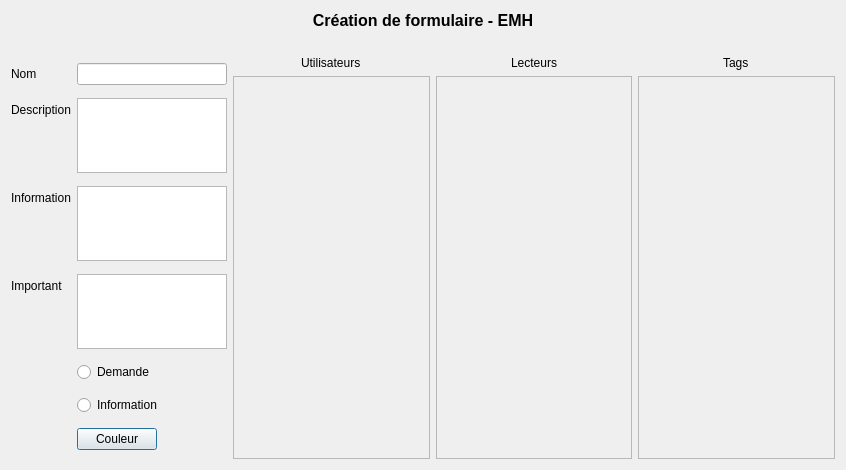
Eraac/EMH-client-lourd, file GUI/createform.ui: the form before one commit.
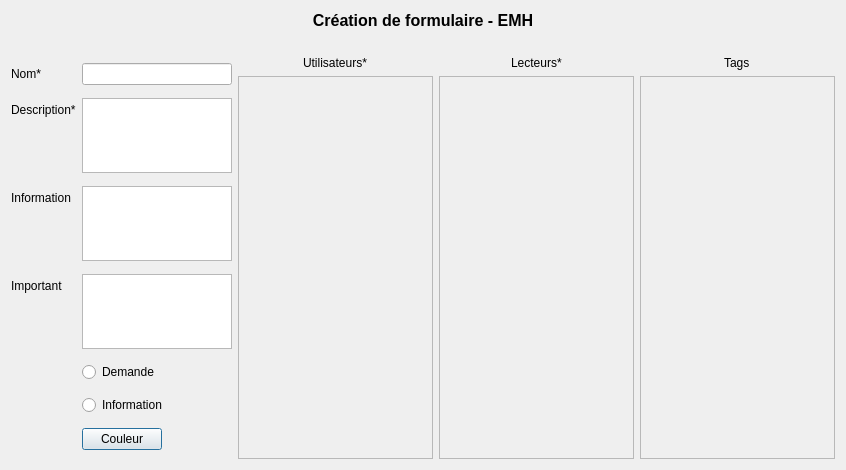
The form after the commit.

Commit message:
Ajout étoile sur le champs obligatoire
Pour la création de formulaire

Patch:
```diff
--- a/GUI/createform.ui
+++ b/GUI/createform.ui
@@ -97,7 +97,7 @@
          <item row="2" column="0">
           <widget class="QLabel" name="label">
            <property name="text">
-            <string>Description</string>
+            <string>Description*</string>
            </property>
           </widget>
          </item>
@@ -114,7 +114,7 @@
          <item row="1" column="0">
           <widget class="QLabel" name="nomLabel">
            <property name="text">
-            <string>Nom</string>
+            <string>Nom*</string>
            </property>
           </widget>
          </item>
@@ -146,7 +146,7 @@
          <item alignment="Qt::AlignHCenter">
           <widget class="QLabel" name="label_4">
            <property name="text">
-            <string>Utilisateurs</string>
+            <string>Utilisateurs*</string>
            </property>
           </widget>
          </item>
@@ -160,7 +160,7 @@
              <rect>
               <x>0</x>
               <y>0</y>
-              <width>182</width>
+              <width>180</width>
               <height>355</height>
              </rect>
             </property>
@@ -174,7 +174,7 @@
          <item alignment="Qt::AlignHCenter">
           <widget class="QLabel" name="label_5">
            <property name="text">
-            <string>Lecteurs</string>
+            <string>Lecteurs*</string>
            </property>
           </widget>
          </item>
@@ -188,7 +188,7 @@
              <rect>
               <x>0</x>
               <y>0</y>
-              <width>181</width>
+              <width>180</width>
               <height>355</height>
              </rect>
             </property>
@@ -216,7 +216,7 @@
              <rect>
               <x>0</x>
               <y>0</y>
-              <width>182</width>
+              <width>180</width>
               <height>355</height>
              </rect>
             </property>
```
